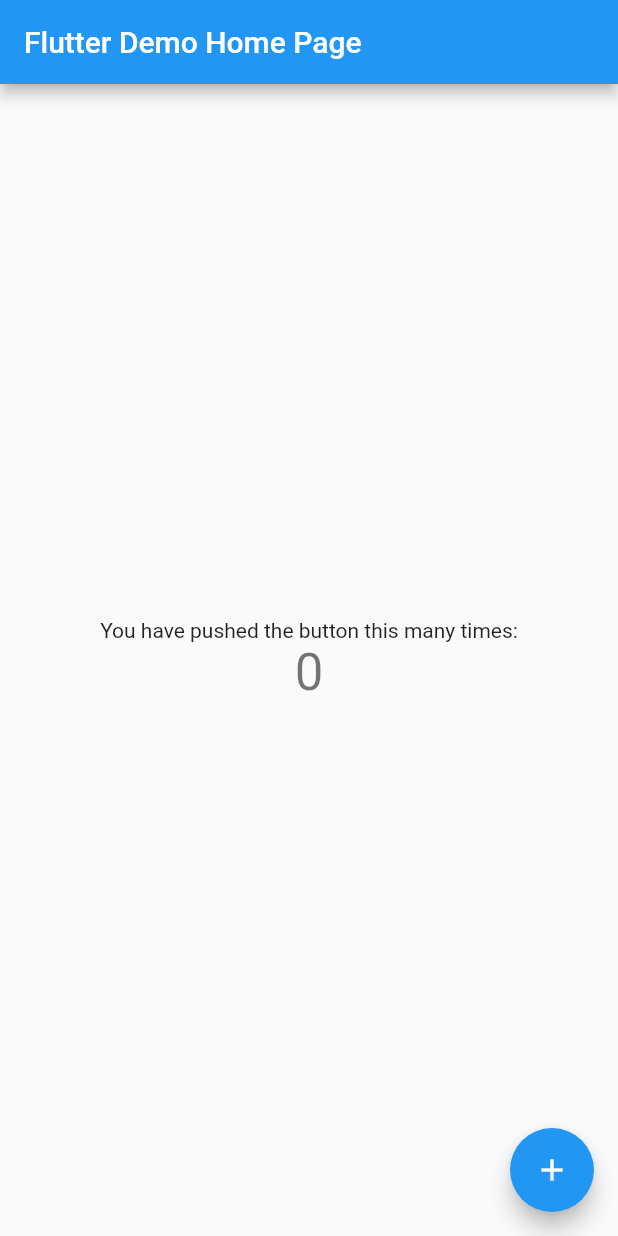
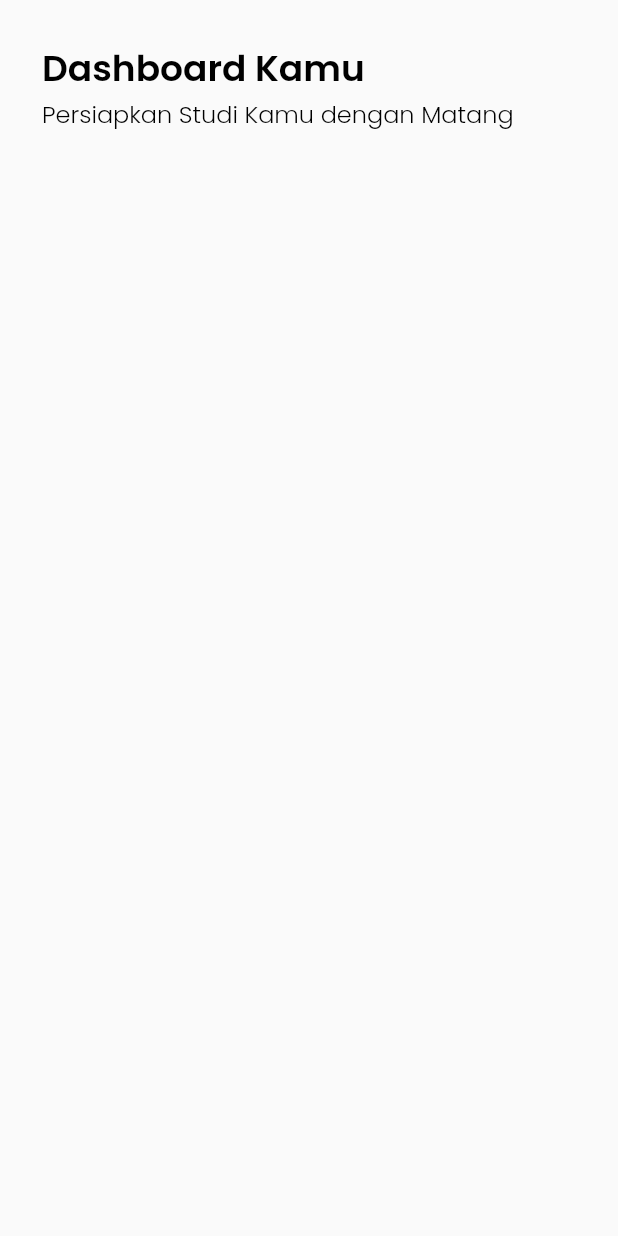
Before and after one commit to adibwaluya/NusaplannerMobileApp, a Flutter app: the screen it shows after launch, on a phone screen of 412 x 824 dp. Run offline on Flutter 3.47's test engine with Material 2 defaults, Android fonts, the phone set to English and light mode, and no system bars; our stand-ins replace google_fonts.

Commit message:
Added Feedpage, modified pubspec for carousel slider

```diff
--- a/nusaplanner_app/lib/main.dart
+++ b/nusaplanner_app/lib/main.dart
@@ -1,113 +1,18 @@
 import 'package:flutter/material.dart';
+import 'package:nusaplanner_app/pages/Feed/feed_page.dart';
 
 void main() {
   runApp(MyApp());
 }
 
 class MyApp extends StatelessWidget {
-  // This widget is the root of your application.
+  const MyApp({Key? key}) : super(key: key);
+
   @override
   Widget build(BuildContext context) {
     return MaterialApp(
-      title: 'Flutter Demo',
-      theme: ThemeData(
-        // This is the theme of your application.
-        //
-        // Try running your application with "flutter run". You'll see the
-        // application has a blue toolbar. Then, without quitting the app, try
-        // changing the primarySwatch below to Colors.green and then invoke
-        // "hot reload" (press "r" in the console where you ran "flutter run",
-        // or simply save your changes to "hot reload" in a Flutter IDE).
-        // Notice that the counter didn't reset back to zero; the application
-        // is not restarted.
-        primarySwatch: Colors.blue,
-      ),
-      home: MyHomePage(title: 'Flutter Demo Home Page'),
+      debugShowCheckedModeBanner: false,
+      home: FeedPage(),
     );
   }
 }
-
-class MyHomePage extends StatefulWidget {
-  MyHomePage({Key? key, required this.title}) : super(key: key);
-
-  // This widget is the home page of your application. It is stateful, meaning
-  // that it has a State object (defined below) that contains fields that affect
-  // how it looks.
-
-  // This class is the configuration for the state. It holds the values (in this
-  // case the title) provided by the parent (in this case the App widget) and
-  // used by the build method of the State. Fields in a Widget subclass are
-  // always marked "final".
-
-  final String title;
-
-  @override
-  _MyHomePageState createState() => _MyHomePageState();
-}
-
-class _MyHomePageState extends State<MyHomePage> {
-  int _counter = 0;
-
-  void _incrementCounter() {
-    setState(() {
-      // This call to setState tells the Flutter framework that something has
-      // changed in this State, which causes it to rerun the build method below
-      // so that the display can reflect the updated values. If we changed
-      // _counter without calling setState(), then the build method would not be
-      // called again, and so nothing would appear to happen.
-      _counter++;
-    });
-  }
-
-  @override
-  Widget build(BuildContext context) {
-    // This method is rerun every time setState is called, for instance as done
-    // by the _incrementCounter method above.
-    //
-    // The Flutter framework has been optimized to make rerunning build methods
-    // fast, so that you can just rebuild anything that needs updating rather
-    // than having to individually change instances of widgets.
-    return Scaffold(
-      appBar: AppBar(
-        // Here we take the value from the MyHomePage object that was created by
-        // the App.build method, and use it to set our appbar title.
-        title: Text(widget.title),
-      ),
-      body: Center(
-        // Center is a layout widget. It takes a single child and positions it
-        // in the middle of the parent.
-        child: Column(
-          // Column is also a layout widget. It takes a list of children and
-          // arranges them vertically. By default, it sizes itself to fit its
-          // children horizontally, and tries to be as tall as its parent.
-          //
-          // Invoke "debug painting" (press "p" in the console, choose the
-          // "Toggle Debug Paint" action from the Flutter Inspector in Android
-          // Studio, or the "Toggle Debug Paint" command in Visual Studio Code)
-          // to see the wireframe for each widget.
-          //
-          // Column has various properties to control how it sizes itself and
-          // how it positions its children. Here we use mainAxisAlignment to
-          // center the children vertically; the main axis here is the vertical
-          // axis because Columns are vertical (the cross axis would be
-          // horizontal).
-          mainAxisAlignment: MainAxisAlignment.center,
-          children: <Widget>[
-            Text(
-              'You have pushed the button this many times:',
-            ),
-            Text(
-              '$_counter',
-              style: Theme.of(context).textTheme.headline4,
-            ),
-          ],
-        ),
-      ),
-      floatingActionButton: FloatingActionButton(
-        onPressed: _incrementCounter,
-        tooltip: 'Increment',
-        child: Icon(Icons.add),
-      ), // This trailing comma makes auto-formatting nicer for build methods.
-    );
-  }
-}
--- /dev/null
+++ b/nusaplanner_app/lib/models/carousel_model.dart
@@ -0,0 +1,10 @@
+import 'package:flutter/material.dart';
+
+class CarouselModel extends StatelessWidget {
+  const CarouselModel({Key? key}) : super(key: key);
+
+  @override
+  Widget build(BuildContext context) {
+    return Container();
+  }
+}
--- a/nusaplanner_app/lib/pages/Feed/feed_page.dart
+++ b/nusaplanner_app/lib/pages/Feed/feed_page.dart
@@ -0,0 +1,35 @@
+import 'package:flutter/material.dart';
+import 'package:nusaplanner_app/theme.dart';
+
+class FeedPage extends StatelessWidget {
+  const FeedPage({Key? key}) : super(key: key);
+
+  @override
+  Widget build(BuildContext context) {
+    return Scaffold(
+      body: SafeArea(
+          child: Padding(
+        padding: EdgeInsets.symmetric(
+          vertical: edge,
+          horizontal: edge,
+        ),
+        child: ListView(
+          children: [
+            Text(
+              'Dashboard Kamu',
+              style: blackSemiBoldTextStyle.copyWith(
+                fontSize: 24,
+              ),
+            ),
+            Text(
+              'Persiapkan Studi Kamu dengan Matang',
+              style: greyTextStyle.copyWith(
+                fontSize: 16,
+              ),
+            )
+          ],
+        ),
+      )),
+    );
+  }
+}
--- a/nusaplanner_app/lib/theme.dart
+++ b/nusaplanner_app/lib/theme.dart
@@ -9,6 +9,8 @@
 Color greyBorderColor = Color(0xffC4C4C4);
 Color whiteColor = Color(0xffFFFFFF);
 Color blackColor = Color(0xff000000);
+
+double edge = 28;
 
 TextStyle blackSemiBoldTextStyle = GoogleFonts.poppins(
   fontWeight: FontWeight.w600,
--- a/nusaplanner_app/pubspec.yaml
+++ b/nusaplanner_app/pubspec.yaml
@@ -29,6 +29,7 @@
   # Use with the CupertinoIcons class for iOS style icons.
   cupertino_icons: ^1.0.2
   google_fonts: ^2.1.0
+  carousel_slider: ^4.0.0
 
 dev_dependencies:
   flutter_test:
```
